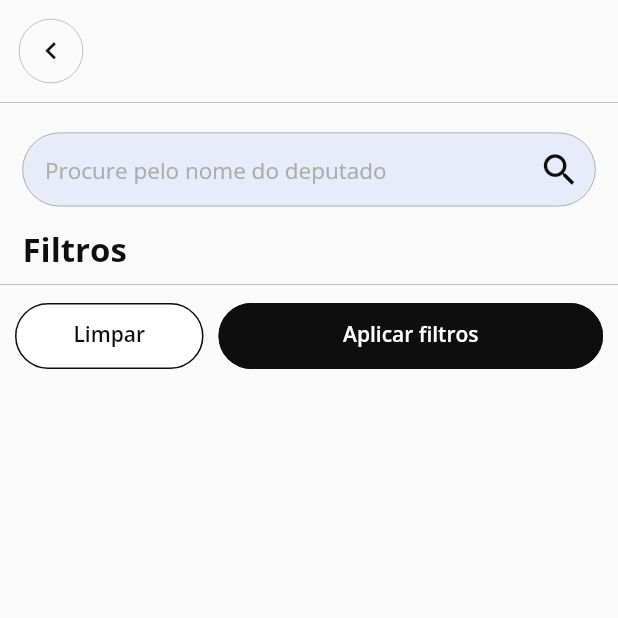
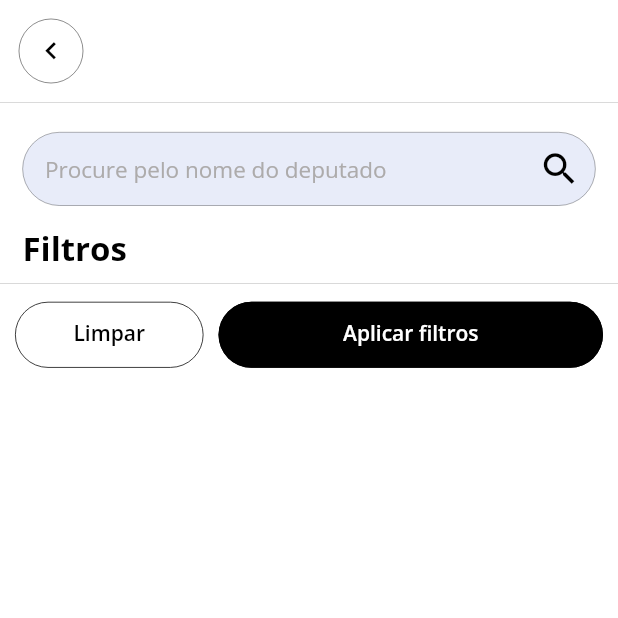
Before and after one commit to rafaelzorn/brasil_transparente_flutter, a Flutter app: the screen it shows after launch, after a tap on the "search" icon, on a phone screen of 412 x 824 dp, the top half of it. Run offline on Flutter 3.47's test engine with Material 2 defaults, Android fonts, the light colour scheme and no system bars; our stand-ins replace dio, flutter_dotenv, get, google_fonts, lazy_load_scrollview, transparent_image; network calls fail.

Commit message:
Feat: Search page

```diff
--- a/lib/app/data/repositories/deputy_repository.dart
+++ b/lib/app/data/repositories/deputy_repository.dart
@@ -2,7 +2,7 @@ import 'package:dio/dio.dart';
 
 // Bt
 import 'package:brasil_transparente_flutter/app/data/models/deputy_model.dart';
-import 'package:brasil_transparente_flutter/app/data/supports/pagination_support.dart';
+import 'package:brasil_transparente_flutter/app/data/supports/find_deputies_support.dart';
 
 class DeputyRepository {
   Dio _dio;
@@ -10,12 +10,13 @@ class DeputyRepository {
   DeputyRepository(this._dio);
 
   Future<List<DeputyModel>> findDeputies(
-    PaginationSupport paginationSupport,
+    FindDeputiesSupport findDeputiesSupport,
   ) async {
     try {
       Response response = await _dio.get('/deputados', queryParameters: {
-        'pagina': paginationSupport.page,
-        'itens': paginationSupport.items,
+        'pagina': findDeputiesSupport.page,
+        'itens': findDeputiesSupport.items,
+        'nome': findDeputiesSupport.name,
       });
 
       return response.data['dados']
--- a/lib/app/helpers/text_helper.dart
+++ b/lib/app/helpers/text_helper.dart
@@ -8,7 +8,7 @@ class TextHelper {
   static TextStyle style({
     required double fontSize,
     FontWeight fontWeight = FontWeight.w400,
-    Color color = BtColorTheme.COD_GRAY,
+    Color color = BtColorTheme.BLACK,
     double height = 1,
   }) {
     return GoogleFonts.openSans(
--- a/lib/app/modules/deputies/controllers/deputies_controller.dart
+++ b/lib/app/modules/deputies/controllers/deputies_controller.dart
@@ -3,16 +3,19 @@ import 'package:get/get.dart';
 // Bt
 import 'package:brasil_transparente_flutter/app/data/repositories/deputy_repository.dart';
 import 'package:brasil_transparente_flutter/app/data/models/deputy_model.dart';
-import 'package:brasil_transparente_flutter/app/data/supports/pagination_support.dart';
+import 'package:brasil_transparente_flutter/app/data/supports/find_deputies_support.dart';
 
 class DeputiesController extends GetxController {
+  static DeputiesController get to => Get.find();
+
   final DeputyRepository _deputyRepository;
 
   final int _itemsPerPage = 15;
   final int _initialPage = 1;
 
   final RxList<DeputyModel> _deputies = <DeputyModel>[].obs;
-  final Rx<PaginationSupport> _paginationSupport = PaginationSupport().obs;
+  final Rx<FindDeputiesSupport> _findDeputiesSupport =
+      FindDeputiesSupport().obs;
   final RxBool _lastPage = false.obs;
   final RxBool _isLoading = false.obs;
   final RxBool _isError = false.obs;
@@ -23,7 +26,8 @@ class DeputiesController extends GetxController {
   bool get isLoading => _isLoading();
   bool get isError => _isError();
 
-  int get _page => _paginationSupport().page;
+  int get _page => _findDeputiesSupport().page;
+  String get name => _findDeputiesSupport().name;
 
   DeputiesController(this._deputyRepository);
 
@@ -31,14 +35,14 @@ class DeputiesController extends GetxController {
   void onInit() {
     super.onInit();
 
-    ever(_paginationSupport, (_) => _findDeputies());
-    _changePagination(1, showLoading: true);
+    ever(_findDeputiesSupport, (_) => _findDeputies());
+    handleFindDeputies(page: _initialPage, showLoading: true);
   }
 
   Future<void> _findDeputies() async {
     try {
       final deputies = await _deputyRepository.findDeputies(
-        _paginationSupport(),
+        _findDeputiesSupport(),
       );
 
       if (_resetList()) {
@@ -57,22 +61,29 @@ class DeputiesController extends GetxController {
     }
   }
 
-  void _changePagination(int page, {bool showLoading = false}) {
+  void handleFindDeputies({
+    required int page,
+    bool showLoading = false,
+    resetList = false,
+    String name = '',
+  }) {
+    _resetList(resetList);
     _isLoading(showLoading);
 
-    _paginationSupport.update((val) {
+    _findDeputiesSupport.update((val) {
       val!.page = page;
       val.items = _itemsPerPage;
+      val.name = name;
     });
   }
 
   Future<void> refresh() async {
-    _resetList(true);
-
-    _changePagination(_initialPage);
+    handleFindDeputies(page: _initialPage, resetList: true, name: name);
   }
 
-  void nextPage() => _changePagination(_page + _initialPage);
+  void nextPage() => handleFindDeputies(page: _page + _initialPage, name: name);
 
-  void reload() => _changePagination(_page, showLoading: true);
+  void reload() {
+    handleFindDeputies(page: _page, showLoading: true, name: name);
+  }
 }
--- a/lib/app/modules/search/pages/search_page.dart
+++ b/lib/app/modules/search/pages/search_page.dart
@@ -28,11 +28,11 @@ class SearchPage extends GetView<SearchController> {
           onPressed: () => {},
           style: TextButton.styleFrom(
             padding: EdgeInsets.all(15),
-            primary: BtColorTheme.COD_GRAY,
+            primary: BtColorTheme.BLACK,
             backgroundColor: BtColorTheme.WHITE,
             shape: RoundedRectangleBorder(
               borderRadius: BorderRadius.circular(100),
-              side: BorderSide(color: BtColorTheme.COD_GRAY),
+              side: BorderSide(color: BtColorTheme.BLACK, width: 0.5),
             ),
             textStyle: TextHelper.style(
               fontSize: 14,
@@ -55,10 +55,10 @@ class SearchPage extends GetView<SearchController> {
           style: TextButton.styleFrom(
             padding: EdgeInsets.all(15),
             primary: BtColorTheme.WHITE,
-            backgroundColor: BtColorTheme.COD_GRAY,
+            backgroundColor: BtColorTheme.BLACK,
             shape: RoundedRectangleBorder(
               borderRadius: BorderRadius.circular(100),
-              side: BorderSide(color: BtColorTheme.COD_GRAY),
+              side: BorderSide(color: BtColorTheme.BLACK),
             ),
             textStyle: TextHelper.style(
               fontSize: 14,
@@ -74,7 +74,7 @@ class SearchPage extends GetView<SearchController> {
     return Container(
       decoration: BoxDecoration(
         border: Border(
-          top: BorderSide(color: BtColorTheme.SILVER_CHALICE, width: 0.5),
+          top: BorderSide(color: BtColorTheme.BLACK, width: 0.1),
         ),
       ),
       child: Container(
--- a/lib/app/modules/search/pages/widgets/input_search_widget.dart
+++ b/lib/app/modules/search/pages/widgets/input_search_widget.dart
@@ -22,7 +22,7 @@ class InputSearchWidget extends StatelessWidget {
       textInputAction: TextInputAction.done,
       style: TextHelper.style(
         fontSize: 15,
-        color: BtColorTheme.COD_GRAY,
+        color: BtColorTheme.BLACK,
         height: 1.3,
       ),
       decoration: InputDecoration(
@@ -33,15 +33,15 @@ class InputSearchWidget extends StatelessWidget {
         ),
         suffixIcon: Icon(
           Icons.search,
-          color: BtColorTheme.COD_GRAY,
+          color: BtColorTheme.BLACK,
           size: 28,
         ),
         enabledBorder: OutlineInputBorder(
-          borderSide: BorderSide(color: BtColorTheme.COD_GRAY, width: 0.2),
+          borderSide: BorderSide(color: BtColorTheme.BLACK, width: 0.2),
           borderRadius: BorderRadius.all(Radius.circular(30)),
         ),
         focusedBorder: OutlineInputBorder(
-          borderSide: BorderSide(color: BtColorTheme.COD_GRAY, width: 0.2),
+          borderSide: BorderSide(color: BtColorTheme.BLACK, width: 0.2),
           borderRadius: BorderRadius.all(Radius.circular(30)),
         ),
         filled: true,
--- a/lib/app/resources/string_resource.dart
+++ b/lib/app/resources/string_resource.dart
@@ -8,5 +8,6 @@ class StringResource {
   static const String FILTERS = 'Filtros';
   static const String CLEAN = 'Limpar';
   static const String APPLY_FILTERS = 'Aplicar filtros';
-  static const String SEARCH_FOR_THE_DEPUTY_NAME = 'Procure pelo nome do deputado';
+  static const String SEARCH_FOR_THE_DEPUTY_NAME =
+      'Procure pelo nome do deputado';
 }
--- a/lib/app/themes/bt_color_theme.dart
+++ b/lib/app/themes/bt_color_theme.dart
@@ -2,7 +2,7 @@ import 'package:flutter/material.dart';
 
 class BtColorTheme {
   static const Color WHITE = Color(0XFFFFFFFF);
-  static const Color COD_GRAY = Color(0XFF0E0E0E);
   static const Color SILVER_CHALICE = Color(0XFFADABAB);
   static const Color LINK_WATER = Color(0XFFE8ECF9);
+  static const Color BLACK = Color(0XFF000000);
 }
--- a/lib/app/themes/bt_theme.dart
+++ b/lib/app/themes/bt_theme.dart
@@ -1,5 +1,9 @@
 import 'package:flutter/material.dart';
+
+// Bt
+import 'package:brasil_transparente_flutter/app/themes/bt_color_theme.dart';
 
 final ThemeData btTheme = ThemeData(
   visualDensity: VisualDensity.adaptivePlatformDensity,
+  scaffoldBackgroundColor: BtColorTheme.WHITE,
 );
--- a/lib/app/widgets/bt_header_widget.dart
+++ b/lib/app/widgets/bt_header_widget.dart
@@ -22,10 +22,10 @@ class BtHeaderWidget extends StatelessWidget {
   Widget _renderIconButton(IconData icon, Function onPress) {
     return RawMaterialButton(
       constraints: BoxConstraints(minWidth: 0, minHeight: 0),
-      child: Icon(icon, size: 23, color: BtColorTheme.COD_GRAY),
+      child: Icon(icon, size: 23, color: BtColorTheme.BLACK),
       padding: EdgeInsets.all(10),
       shape: CircleBorder(
-        side: BorderSide(width: 0.5, color: BtColorTheme.SILVER_CHALICE),
+        side: BorderSide(width: 0.3, color: BtColorTheme.BLACK),
       ),
       onPressed: () => onPress(),
     );
@@ -54,7 +54,7 @@ class BtHeaderWidget extends StatelessWidget {
       margin: EdgeInsets.only(bottom: this.bottom),
       decoration: BoxDecoration(
         border: Border(
-          bottom: BorderSide(color: BtColorTheme.SILVER_CHALICE, width: 0.5),
+          bottom: BorderSide(color: BtColorTheme.BLACK, width: 0.1),
         ),
       ),
       child: Row(
--- a/lib/app/widgets/bt_notification_widget.dart
+++ b/lib/app/widgets/bt_notification_widget.dart
@@ -32,7 +32,7 @@ class BtNotificationWidget extends StatelessWidget {
             padding: EdgeInsets.all(10),
             decoration: BoxDecoration(
               borderRadius: BorderRadius.all(Radius.circular(100)),
-              border: Border.all(color: BtColorTheme.COD_GRAY),
+              border: Border.all(color: BtColorTheme.BLACK),
             ),
             child: Text(
               this.textButton!,
@@ -55,7 +55,7 @@ class BtNotificationWidget extends StatelessWidget {
       child: Column(
         mainAxisAlignment: MainAxisAlignment.center,
         children: <Widget>[
-          Icon(this.icon, size: 90, color: BtColorTheme.COD_GRAY),
+          Icon(this.icon, size: 90, color: BtColorTheme.BLACK),
           Container(
             padding: EdgeInsets.only(top: 15, bottom: 10),
             child: Text(
--- a/lib/app/widgets/bt_spinner_widget.dart
+++ b/lib/app/widgets/bt_spinner_widget.dart
@@ -7,7 +7,7 @@ class BtSpinnerWidget extends StatelessWidget {
   final double strokeWidth;
   final Color color;
 
-  BtSpinnerWidget({this.strokeWidth: 2, this.color: BtColorTheme.COD_GRAY});
+  BtSpinnerWidget({this.strokeWidth: 2, this.color: BtColorTheme.BLACK});
 
   @override
   Widget build(BuildContext context) {
```
Also changed, not shown: lib/app/data/models/deputy_model.dart (+12 -12 lines), lib/app/data/supports/find_deputies_support.dart (added, +22 -0 lines), lib/app/data/supports/pagination_support.dart (deleted, +0 -18 lines), lib/app/modules/deputies/pages/widgets/deputy_widget.dart (+9 -9 lines), lib/app/modules/search/controllers/search_controller.dart (+15 -2 lines).
